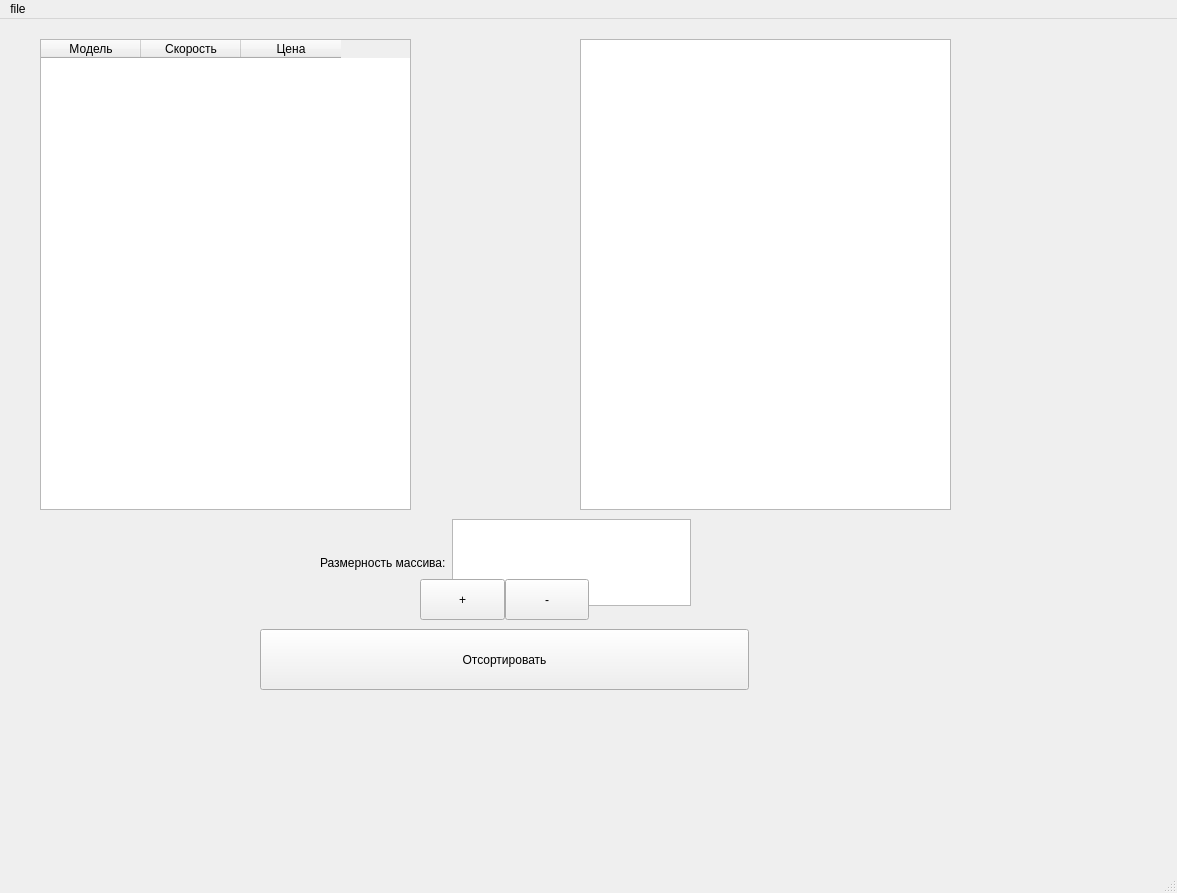
Before: the Qt Designer form laba2/mainwindow.ui in MariaShakuro/labs, drawn with Qt 5.
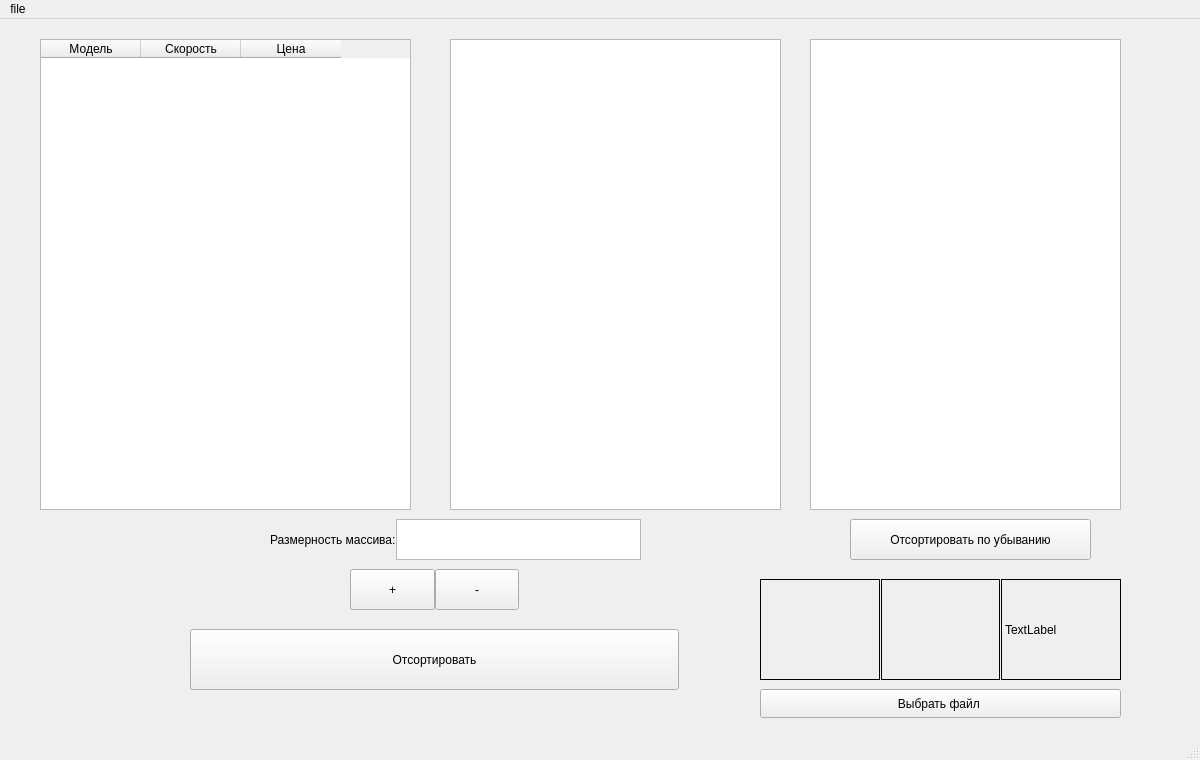
After: the same form once the commit is applied.

```diff
--- a/laba2/mainwindow.ui
+++ b/laba2/mainwindow.ui
@@ -6,10 +6,22 @@
    <rect>
     <x>0</x>
     <y>0</y>
-    <width>1177</width>
-    <height>893</height>
+    <width>1200</width>
+    <height>760</height>
    </rect>
   </property>
+  <property name="minimumSize">
+   <size>
+    <width>1200</width>
+    <height>760</height>
+   </size>
+  </property>
+  <property name="maximumSize">
+   <size>
+    <width>1200</width>
+    <height>760</height>
+   </size>
+  </property>
   <property name="windowTitle">
    <string>MainWindow</string>
   </property>
@@ -17,9 +29,9 @@
    <widget class="QWidget" name="verticalLayoutWidget_2">
     <property name="geometry">
      <rect>
-      <x>580</x>
+      <x>450</x>
       <y>20</y>
-      <width>371</width>
+      <width>331</width>
       <height>471</height>
      </rect>
     </property>
@@ -32,13 +44,16 @@
    <widget class="QWidget" name="horizontalLayoutWidget">
     <property name="geometry">
      <rect>
-      <x>320</x>
+      <x>270</x>
       <y>500</y>
       <width>371</width>
-      <height>87</height>
+      <height>41</height>
      </rect>
     </property>
     <layout class="QHBoxLayout" name="horizontalLayout">
+     <property name="spacing">
+      <number>0</number>
+     </property>
      <item>
       <widget class="QLabel" name="label_3">
        <property name="text">
@@ -54,7 +69,7 @@
    <widget class="QPushButton" name="pushButton_2">
     <property name="geometry">
      <rect>
-      <x>260</x>
+      <x>190</x>
       <y>610</y>
       <width>489</width>
       <height>61</height>
@@ -92,8 +107,8 @@
    <widget class="QWidget" name="horizontalLayoutWidget_3">
     <property name="geometry">
      <rect>
-      <x>420</x>
-      <y>560</y>
+      <x>350</x>
+      <y>550</y>
       <width>169</width>
       <height>41</height>
      </rect>
@@ -130,6 +145,99 @@
      </item>
     </layout>
    </widget>
+   <widget class="QListView" name="listView">
+    <property name="geometry">
+     <rect>
+      <x>810</x>
+      <y>20</y>
+      <width>311</width>
+      <height>471</height>
+     </rect>
+    </property>
+   </widget>
+   <widget class="QPushButton" name="pushButton_4">
+    <property name="geometry">
+     <rect>
+      <x>850</x>
+      <y>500</y>
+      <width>241</width>
+      <height>41</height>
+     </rect>
+    </property>
+    <property name="text">
+     <string>Отсортировать по убыванию</string>
+    </property>
+   </widget>
+   <widget class="QWidget" name="horizontalLayoutWidget_2">
+    <property name="geometry">
+     <rect>
+      <x>760</x>
+      <y>560</y>
+      <width>361</width>
+      <height>101</height>
+     </rect>
+    </property>
+    <layout class="QHBoxLayout" name="horizontalLayout_2">
+     <property name="spacing">
+      <number>1</number>
+     </property>
+     <item>
+      <widget class="QLabel" name="label1">
+       <property name="sizePolicy">
+        <sizepolicy hsizetype="Preferred" vsizetype="Preferred">
+         <horstretch>0</horstretch>
+         <verstretch>0</verstretch>
+        </sizepolicy>
+       </property>
+       <property name="styleSheet">
+        <string notr="true">QLabel{
+	border: 1px solid black;
+}</string>
+       </property>
+       <property name="text">
+        <string/>
+       </property>
+      </widget>
+     </item>
+     <item>
+      <widget class="QLabel" name="label2">
+       <property name="styleSheet">
+        <string notr="true">QLabel{
+	border: 1px solid black;
+}</string>
+       </property>
+       <property name="text">
+        <string/>
+       </property>
+      </widget>
+     </item>
+     <item>
+      <widget class="QLabel" name="label3">
+       <property name="styleSheet">
+        <string notr="true">QLabel{
+	border: 1px solid black;
+}</string>
+       </property>
+       <property name="text">
+        <string>TextLabel</string>
+       </property>
+      </widget>
+     </item>
+    </layout>
+   </widget>
+   <widget class="QPushButton" name="pushButton_5">
+    <property name="geometry">
+     <rect>
+      <x>760</x>
+      <y>670</y>
+      <width>361</width>
+      <height>29</height>
+     </rect>
+    </property>
+    <property name="text">
+     <string>Выбрать файл </string>
+    </property>
+   </widget>
   </widget>
   <widget class="QStatusBar" name="statusbar"/>
   <widget class="QMenuBar" name="menubar">
@@ -137,7 +245,7 @@
     <rect>
      <x>0</x>
      <y>0</y>
-     <width>1177</width>
+     <width>1200</width>
      <height>25</height>
     </rect>
    </property>
```
